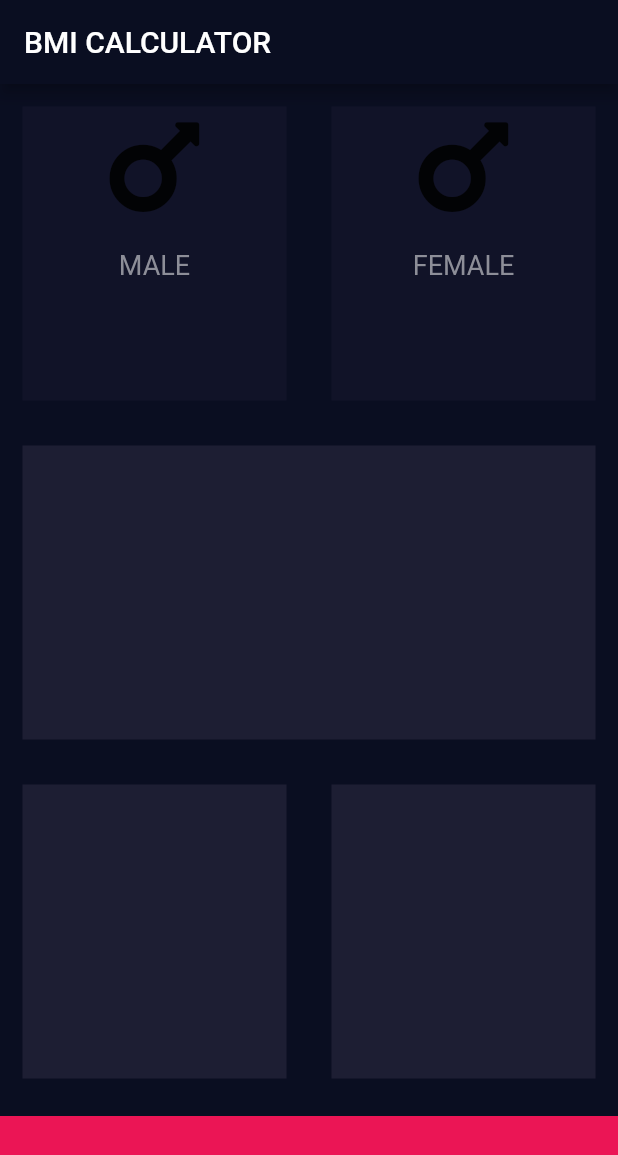
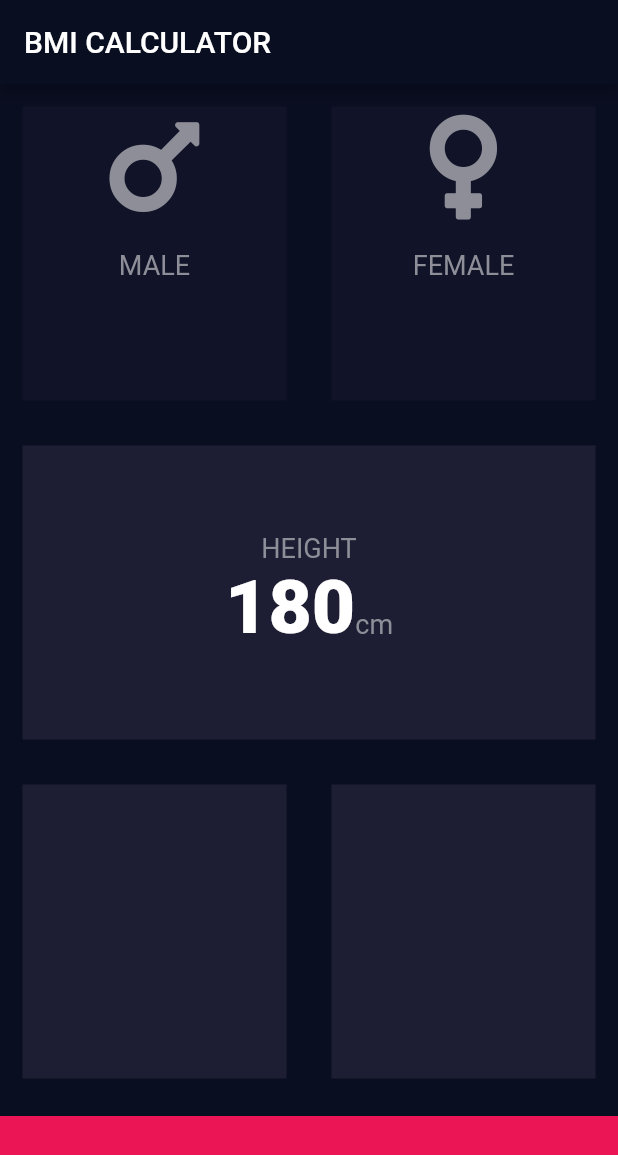
Before and after one commit to ogomegbunam/bmi, a Flutter app: the screen it shows after launch, on a phone screen of 412 x 824 dp. Shown: the top 1155 px of the screen. Run offline on Flutter 3.47's test engine with Material 2 defaults, Android fonts, the phone set to English and light mode, and no system bars; our stand-ins replace font_awesome_flutter.

```diff
--- a/lib/Icon_Content.dart
+++ b/lib/Icon_Content.dart
@@ -1,30 +1,27 @@
 import 'package:flutter/material.dart';
+import 'constants.dart';
 
 class IconContent extends StatelessWidget {
-  IconContent({this.icon , this.label});
+  IconContent({this.icon, this.label, this.Colour});
 
   final IconData icon;
   final String label;
+  final Color Colour;
 
   @override
   Widget build(BuildContext context) {
     return Column(
       children: <Widget>[
         Icon(
-          icon ,
-          size: 80.0 ,
-        ) ,
+          icon,
+          size: 80.0,
+          color: Colour,
+        ),
         SizedBox(
-          height: 15.0 ,
-        ) ,
-        Text(
-          label ,
-          style: TextStyle(
-            fontSize: 18.0 ,
-            color: Color(0xFF8D8E98) ,
-          ) ,
-        ) ,
-      ] ,
+          height: 15.0,
+        ),
+        Text(label, style: kLabelTextStyle),
+      ],
     );
   }
 }
--- /dev/null
+++ b/lib/constants.dart
@@ -0,0 +1,15 @@
+import 'package:flutter/material.dart';
+
+const kBottomContainerHeight = 80.0;
+const kInactiveContainerColor = Color(0xFF111328);
+const kActiveContainerColor = Color(0xFF1D1E33);
+const kBottomContainerColor = Color(0xFFEB1555);
+const kLabelTextStyle = TextStyle(
+  fontSize: 18.0,
+  color: Color(0xFF8D8E98),
+);
+const kNumberTextStyle = TextStyle(
+  fontSize: 50.0,
+  fontWeight: FontWeight.w900,
+
+);
--- a/lib/inputPage.dart
+++ b/lib/inputPage.dart
@@ -1,12 +1,10 @@
+import 'package:flutter/cupertino.dart';
 import 'package:flutter/material.dart';
 import 'package:font_awesome_flutter/font_awesome_flutter.dart';
 import 'Reusable_Card.dart';
 import 'Icon_Content.dart';
 
-const bottomContainerHeight = 80.0;
-const inactiveContainerColor = Color(0xFF111328);
-const activeContainerColor = Color(0xFF1D1E33);
-const bottomContainerColor = Color(0xFFEB1555);
+import 'constants.dart';
 
 enum Gender {
   male,
@@ -42,9 +40,12 @@ class _InputPageState extends State<InputPage> {
                       );
                     },
                     child: ReusableCard(
-                        colour: selectedGender == Gender.male ? activeContainerColor: inactiveContainerColor,
+                        colour: selectedGender == Gender.male
+                            ? kActiveContainerColor
+                            : kInactiveContainerColor,
                         cardChild: IconContent(
                           icon: FontAwesomeIcons.mars,
+                          Colour: Color(0xFF8D8E98),
                           label: 'MALE',
                         )),
                   ),
@@ -57,9 +58,12 @@ class _InputPageState extends State<InputPage> {
                       });
                     },
                     child: ReusableCard(
-                      colour: selectedGender==Gender.female ? activeContainerColor:inactiveContainerColor,
+                      colour: selectedGender == Gender.female
+                          ? kActiveContainerColor
+                          : kInactiveContainerColor,
                       cardChild: IconContent(
-                        icon: FontAwesomeIcons.mars,
+                        icon: FontAwesomeIcons.venus,
+                        Colour: Color(0xFF8D8E98),
                         label: 'FEMALE',
                       ),
                     ),
@@ -70,7 +74,25 @@ class _InputPageState extends State<InputPage> {
           ),
           Expanded(
             child: ReusableCard(
-              colour: activeContainerColor,
+              colour: kActiveContainerColor,
+              cardChild: Column(
+                mainAxisAlignment: MainAxisAlignment.center,
+                children: <Widget>[
+                  Text(
+                    'HEIGHT',
+                    style: kLabelTextStyle,
+                  ),
+                  Row(
+                    mainAxisAlignment: MainAxisAlignment.center,
+                    crossAxisAlignment: CrossAxisAlignment.baseline,
+                    textBaseline: TextBaseline.alphabetic,
+                    children: <Widget>[
+                      Text('180',style: kNumberTextStyle),
+                      Text('cm',style: kLabelTextStyle,),
+                    ],
+                  )
+                ],
+              ),
             ),
           ),
           Expanded(
@@ -78,22 +100,23 @@ class _InputPageState extends State<InputPage> {
               children: <Widget>[
                 Expanded(
                   child: ReusableCard(
-                    colour: activeContainerColor,
+                    colour: kActiveContainerColor,
+
                   ),
                 ),
                 Expanded(
                   child: ReusableCard(
-                    colour: activeContainerColor,
+                    colour: kActiveContainerColor,
                   ),
                 ),
               ],
             ),
           ),
           Container(
-            color: bottomContainerColor,
+            color: kBottomContainerColor,
             margin: EdgeInsets.only(top: 10.0),
             width: double.infinity,
-            height: bottomContainerHeight,
+            height: kBottomContainerHeight,
           )
         ],
       ),
```
